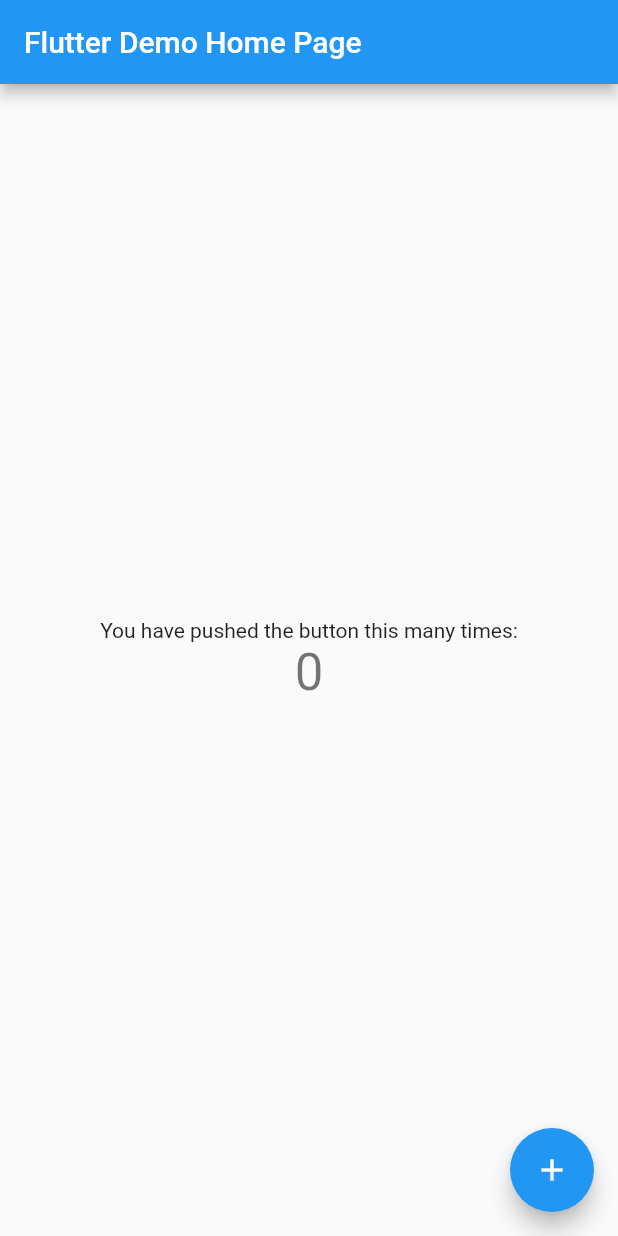
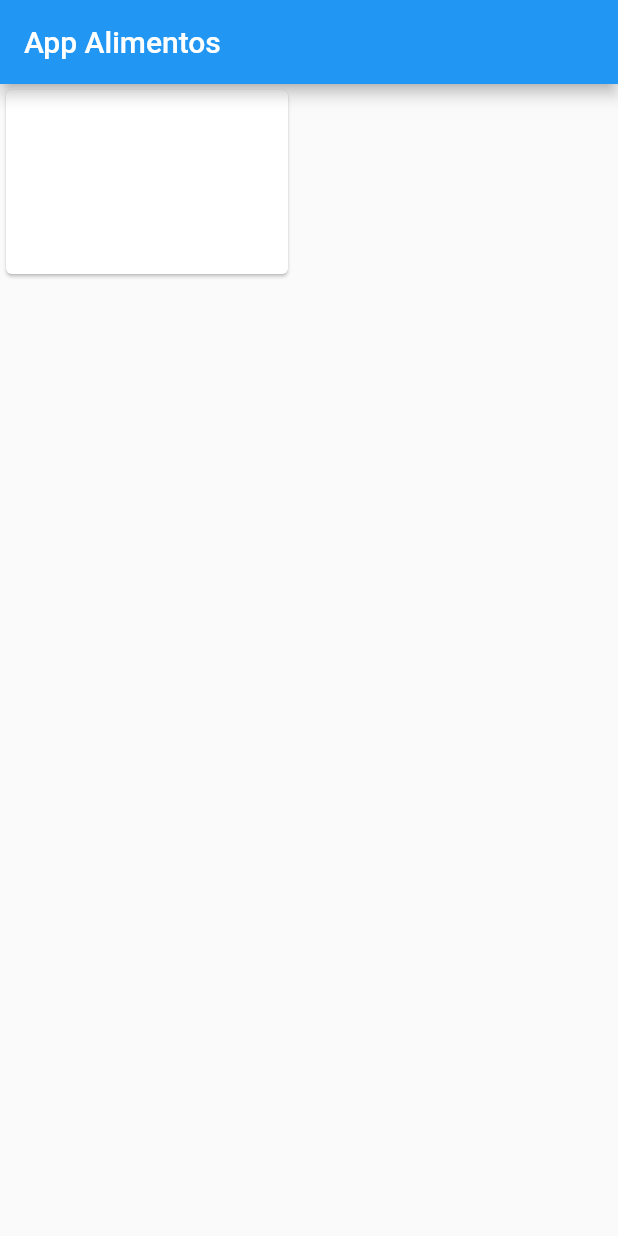
Before and after one commit to silveiraluisf/projeto_app_alimentos_fav, a Flutter app: the screen it shows after launch, on a phone screen of 412 x 824 dp. Run offline on Flutter 3.47's test engine with Material 2 defaults, Android fonts, the phone set to English and light mode, and no system bars.

Commit message:
primeira estruturação do app

```diff
--- a/lib/main.dart
+++ b/lib/main.dart
@@ -1,4 +1,5 @@
 import 'package:flutter/material.dart';
+import 'package:projeto_app_alimentos_favoritos/screens/categories.dart';
 
 void main() {
   runApp(const MyApp());
@@ -7,109 +8,31 @@ void main() {
 class MyApp extends StatelessWidget {
   const MyApp({super.key});
 
-  // This widget is the root of your application.
   @override
   Widget build(BuildContext context) {
     return MaterialApp(
-      title: 'Flutter Demo',
+      title: 'Alimentos App',
       theme: ThemeData(
-        // This is the theme of your application.
-        //
-        // Try running your application with "flutter run". You'll see the
-        // application has a blue toolbar. Then, without quitting the app, try
-        // changing the primarySwatch below to Colors.green and then invoke
-        // "hot reload" (press "r" in the console where you ran "flutter run",
-        // or simply save your changes to "hot reload" in a Flutter IDE).
-        // Notice that the counter didn't reset back to zero; the application
-        // is not restarted.
         primarySwatch: Colors.blue,
       ),
-      home: const MyHomePage(title: 'Flutter Demo Home Page'),
+      home: const MyHomePage(),
     );
   }
 }
 
 class MyHomePage extends StatefulWidget {
-  const MyHomePage({super.key, required this.title});
-
-  // This widget is the home page of your application. It is stateful, meaning
-  // that it has a State object (defined below) that contains fields that affect
-  // how it looks.
-
-  // This class is the configuration for the state. It holds the values (in this
-  // case the title) provided by the parent (in this case the App widget) and
-  // used by the build method of the State. Fields in a Widget subclass are
-  // always marked "final".
-
-  final String title;
+  const MyHomePage({super.key});
 
   @override
   State<MyHomePage> createState() => _MyHomePageState();
 }
 
 class _MyHomePageState extends State<MyHomePage> {
-  int _counter = 0;
-
-  void _incrementCounter() {
-    setState(() {
-      // This call to setState tells the Flutter framework that something has
-      // changed in this State, which causes it to rerun the build method below
-      // so that the display can reflect the updated values. If we changed
-      // _counter without calling setState(), then the build method would not be
-      // called again, and so nothing would appear to happen.
-      _counter++;
-    });
-  }
-
   @override
   Widget build(BuildContext context) {
-    // This method is rerun every time setState is called, for instance as done
-    // by the _incrementCounter method above.
-    //
-    // The Flutter framework has been optimized to make rerunning build methods
-    // fast, so that you can just rebuild anything that needs updating rather
-    // than having to individually change instances of widgets.
     return Scaffold(
-      appBar: AppBar(
-        // Here we take the value from the MyHomePage object that was created by
-        // the App.build method, and use it to set our appbar title.
-        title: Text(widget.title),
-      ),
-      body: Center(
-        // Center is a layout widget. It takes a single child and positions it
-        // in the middle of the parent.
-        child: Column(
-          // Column is also a layout widget. It takes a list of children and
-          // arranges them vertically. By default, it sizes itself to fit its
-          // children horizontally, and tries to be as tall as its parent.
-          //
-          // Invoke "debug painting" (press "p" in the console, choose the
-          // "Toggle Debug Paint" action from the Flutter Inspector in Android
-          // Studio, or the "Toggle Debug Paint" command in Visual Studio Code)
-          // to see the wireframe for each widget.
-          //
-          // Column has various properties to control how it sizes itself and
-          // how it positions its children. Here we use mainAxisAlignment to
-          // center the children vertically; the main axis here is the vertical
-          // axis because Columns are vertical (the cross axis would be
-          // horizontal).
-          mainAxisAlignment: MainAxisAlignment.center,
-          children: <Widget>[
-            const Text(
-              'You have pushed the button this many times:',
-            ),
-            Text(
-              '$_counter',
-              style: Theme.of(context).textTheme.headline4,
-            ),
-          ],
-        ),
-      ),
-      floatingActionButton: FloatingActionButton(
-        onPressed: _incrementCounter,
-        tooltip: 'Increment',
-        child: const Icon(Icons.add),
-      ), // This trailing comma makes auto-formatting nicer for build methods.
+      appBar: AppBar(title: const Text('App Alimentos'),),
+      body: const CategoriesScreen()
     );
   }
 }
--- /dev/null
+++ b/lib/screens/categories.dart
@@ -0,0 +1,20 @@
+import 'package:flutter/material.dart';
+
+class CategoriesScreen extends StatelessWidget {
+  const CategoriesScreen ({Key? key}) : super(key: key);
+
+  @override
+  Widget build(BuildContext context) {
+    return GridView(
+        gridDelegate : const SliverGridDelegateWithMaxCrossAxisExtent(
+        maxCrossAxisExtent: 300,
+        childAspectRatio: 3 / 2,
+        crossAxisSpacing: 20,
+        mainAxisSpacing: 20,
+        ),
+        children: const <Widget>[
+          Card()
+        ],
+    );
+  }
+}
```
Also changed, not shown: lib/data/dummy_data.dart (added, +56 -0 lines), lib/models/category.dart (added, +11 -0 lines).
